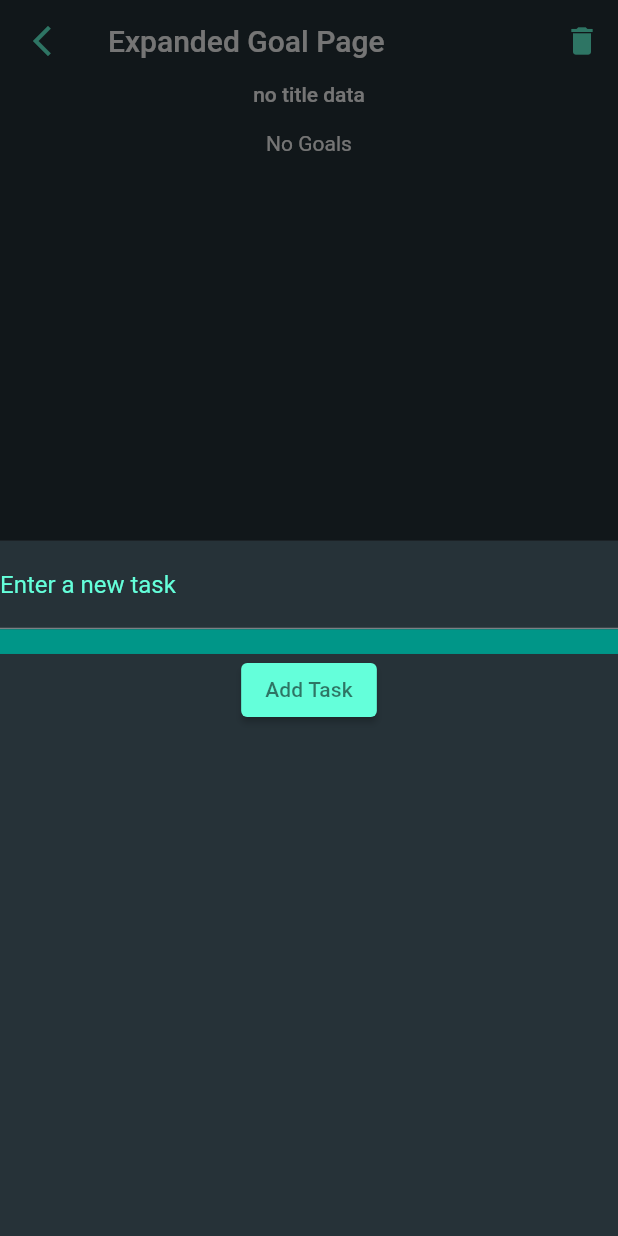
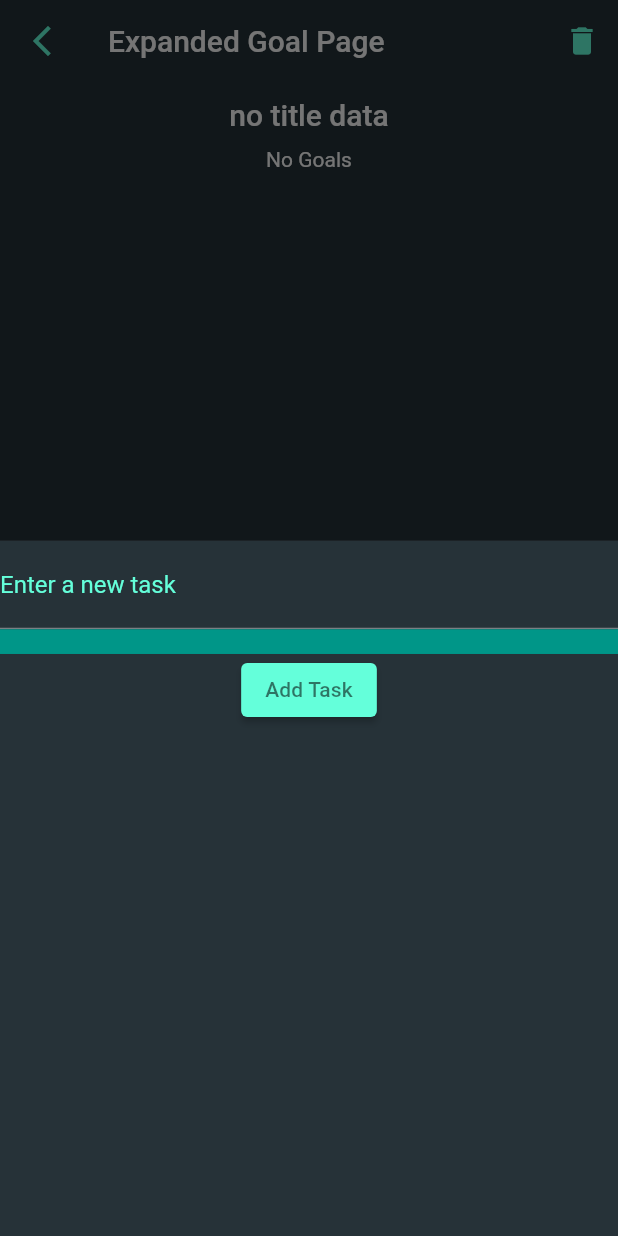
Before and after one commit to jackson338/Tasklist, a Flutter app: the GoalExpandedPage screen opened directly, after a tap on the "add" icon, on a phone screen of 412 x 824 dp. Run offline on Flutter 3.47's test engine with Material 2 defaults, Android fonts, the phone set to English and light mode, and no system bars; our stand-ins replace fl_chart, shared_preferences; accounts and stored records are empty.

Commit message:
improved goal ui

```diff
--- a/lib/pages/goal_expanded_page.dart
+++ b/lib/pages/goal_expanded_page.dart
@@ -297,12 +297,16 @@ class _GoalExpandedPageState extends State<GoalExpandedPage> {
         child: Column(
           children: [
             Container(
-              height: MediaQuery.of(context).size.height / 25,
-              child: Text(title != null ? title : 'no title data',
-                  style: Theme.of(context).textTheme.bodyText1),
+              height: MediaQuery.of(context).size.height / 19,
+                child: Center(
+                  child: Text(title != null ? title : 'no title data',
+                      style: Theme.of(context).textTheme.headline6,
+                      textAlign: TextAlign.center,
+                      ),
+                ),
             ),
             Container(
-              height: MediaQuery.of(context).size.height / 1.2,
+              height: MediaQuery.of(context).size.height / 1.3,
               child: RefreshIndicator(
                 color: Theme.of(context).dividerColor,
                 child: GoalListWidget(_goalsList, _openGoal, _completeGoal),
--- a/lib/widgets/task_new.dart
+++ b/lib/widgets/task_new.dart
@@ -24,6 +24,7 @@ class _NewTaskState extends State<NewTask> {
       return;
     }
     if (prefs.getString('selected list') == null) {
+      prefs.setString('selected list', 'today');
       return;
     }
     final _enteredName = _nameController.text;
```
Also changed, not shown: lib/main.dart (+7 -0 lines), lib/assets/newicon.jpg (added), lib/assets/newicon3.png (added), lib/assets/tasklist_icon 1024x1024 copy.jpeg (added), 1 other file.
